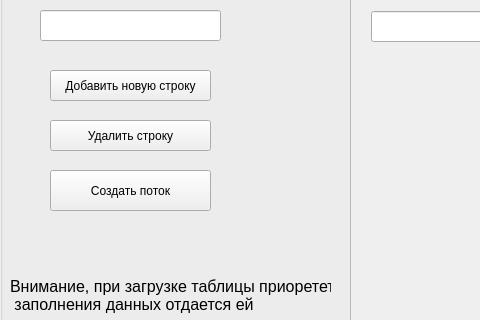
First picture: the form in client/Forms/PotokAdder/potokadder.ui, repository sofinvalery/LMS, before the edit; both pictures show x 0 to 480 and y 90 to 410 of the 1224 by 773 pixel window.
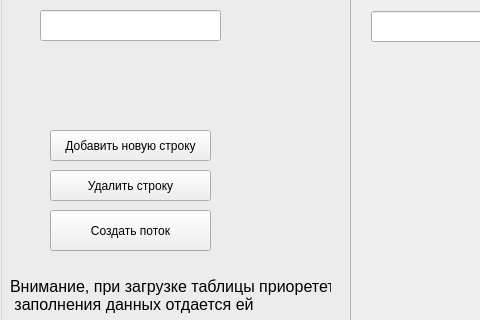
Second picture: the form after the edit.

```diff
--- a/client/Forms/PotokAdder/potokadder.ui
+++ b/client/Forms/PotokAdder/potokadder.ui
@@ -129,7 +129,7 @@
     <property name="geometry">
      <rect>
       <x>50</x>
-      <y>150</y>
+      <y>210</y>
       <width>161</width>
       <height>31</height>
      </rect>
@@ -142,7 +142,7 @@
     <property name="geometry">
      <rect>
       <x>50</x>
-      <y>200</y>
+      <y>250</y>
       <width>161</width>
       <height>31</height>
      </rect>
@@ -155,7 +155,7 @@
     <property name="geometry">
      <rect>
       <x>50</x>
-      <y>250</y>
+      <y>290</y>
       <width>161</width>
       <height>41</height>
      </rect>
@@ -222,6 +222,22 @@
      <string/>
     </property>
    </widget>
+   <widget class="QLabel" name="PotoknameError">
+    <property name="geometry">
+     <rect>
+      <x>10</x>
+      <y>150</y>
+      <width>261</width>
+      <height>20</height>
+     </rect>
+    </property>
+    <property name="styleSheet">
+     <string notr="true">color: red;</string>
+    </property>
+    <property name="text">
+     <string/>
+    </property>
+   </widget>
   </widget>
  </widget>
  <resources/>
```
